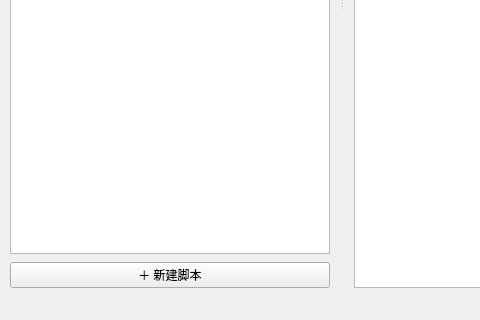
Old version of the form hotkey/ui/forms/main_window.ui in the repository Qiuxile/HotKey; both pictures show x 0 to 480 and y 320 to 640 of the 1120 by 640 pixel window.
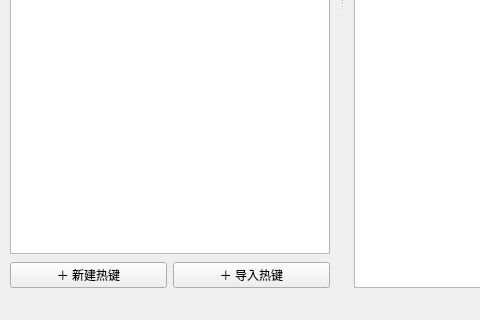
New version of the form. Custom widgets are drawn as their Qt base class.

What changed in the file:
```diff
--- a/hotkey/ui/forms/main_window.ui
+++ b/hotkey/ui/forms/main_window.ui
@@ -106,11 +106,25 @@
          </widget>
         </item>
         <item>
-         <widget class="QPushButton" name="btnNewScript">
-          <property name="text">
-           <string>＋ 新建脚本</string>
+         <layout class="QHBoxLayout" name="newScriptRow">
+          <property name="spacing">
+           <number>6</number>
           </property>
-         </widget>
+          <item>
+           <widget class="QPushButton" name="btnNewScript">
+            <property name="text">
+             <string>＋ 新建热键</string>
+            </property>
+           </widget>
+          </item>
+          <item>
+           <widget class="QPushButton" name="btnImportHotkey">
+            <property name="text">
+             <string>＋ 导入热键</string>
+            </property>
+           </widget>
+          </item>
+         </layout>
         </item>
        </layout>
       </widget>
```
Left out of the diff: 19 changed lines with no effect on the pictures.
